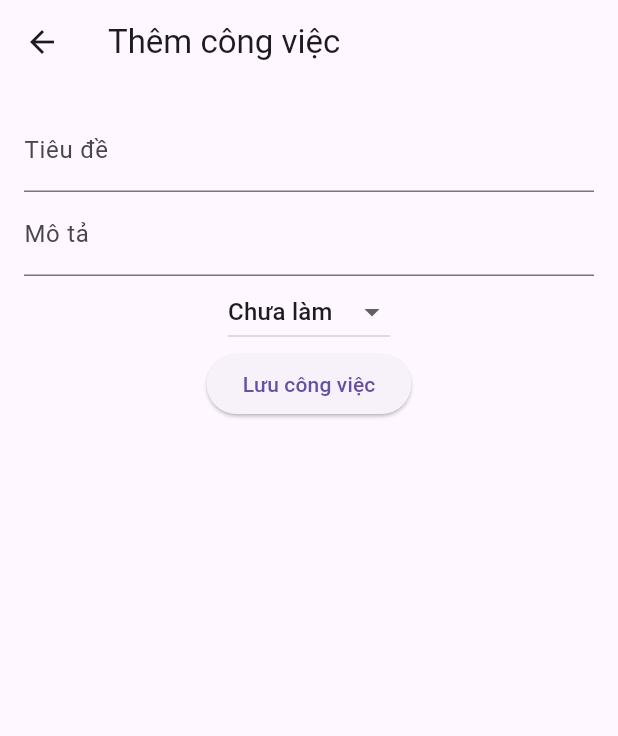
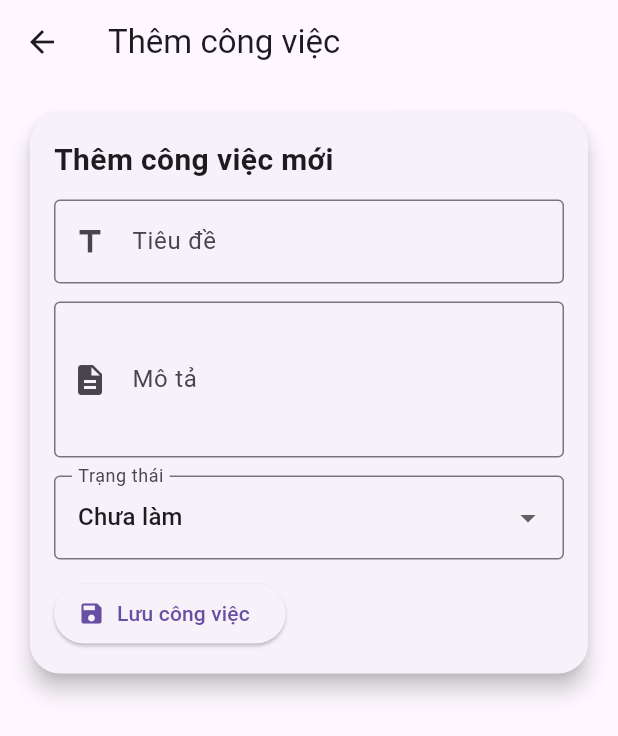
Before and after one commit to Zephyr054/2025_LTTBDD_N05_Nhom_7, a Flutter app: the screen it shows after launch, after a tap on the "add" icon, on a phone screen of 412 x 824 dp. Shown: the top 736 px of the screen. Run offline on Flutter 3.47's test engine with Material 3 defaults, Android fonts, the phone set to English and light mode, and no system bars.

Commit message:
Update add_task_screen.dart

```diff
--- a/lib/screens/add_task_screen.dart
+++ b/lib/screens/add_task_screen.dart
@@ -20,28 +20,56 @@ class _AddTaskScreenState extends State<AddTaskScreen> {
   Widget build(BuildContext context) {
     return Scaffold(
       appBar: AppBar(title: const Text('Thêm công việc')),
-      body: Padding(
+      body: SingleChildScrollView(
+        padding: const EdgeInsets.all(16),
+        child: Card(
+          elevation: 6,
+          shape: RoundedRectangleBorder(
+            borderRadius: BorderRadius.circular(20),
+          ),
+          child: Padding(
             padding: const EdgeInsets.all(16),
             child: Column(
+              crossAxisAlignment: CrossAxisAlignment.start,
               children: [
+                const Text(
+                  'Thêm công việc mới',
+                  style: TextStyle(fontSize: 20, fontWeight: FontWeight.bold),
+                ),
+                const SizedBox(height: 12),
                 TextField(
                   controller: _titleCtrl,
-              decoration: const InputDecoration(labelText: 'Tiêu đề'),
+                  decoration: const InputDecoration(
+                    labelText: 'Tiêu đề',
+                    prefixIcon: Icon(Icons.title),
+                    border: OutlineInputBorder(),
                   ),
+                ),
+                const SizedBox(height: 12),
                 TextField(
                   controller: _descCtrl,
-              decoration: const InputDecoration(labelText: 'Mô tả'),
+                  maxLines: 3,
+                  decoration: const InputDecoration(
+                    labelText: 'Mô tả',
+                    prefixIcon: Icon(Icons.description),
+                    border: OutlineInputBorder(),
                   ),
-            DropdownButton<String>(
+                ),
+                const SizedBox(height: 12),
+                DropdownButtonFormField<String>(
                   value: _status,
-              items: [
-                'Chưa làm',
-                'Đang làm',
-                'Hoàn thành',
-              ].map((s) => DropdownMenuItem(value: s, child: Text(s))).toList(),
+                  items: ['Chưa làm', 'Đang làm', 'Hoàn thành']
+                      .map((s) => DropdownMenuItem(value: s, child: Text(s)))
+                      .toList(),
                   onChanged: (val) => setState(() => _status = val!),
+                  decoration: const InputDecoration(
+                    labelText: 'Trạng thái',
+                    border: OutlineInputBorder(),
                   ),
-            ElevatedButton(
+                ),
+                const SizedBox(height: 12),
+                ElevatedButton.icon(
+                  icon: const Icon(Icons.save),
                   onPressed: () {
                     widget.onAdd(
                       Task(
@@ -53,9 +81,11 @@ class _AddTaskScreenState extends State<AddTaskScreen> {
                     );
                     Navigator.pop(context);
                   },
-              child: const Text('Lưu công việc'),
+                  label: const Text('Lưu công việc'),
                 ),
               ],
+            ),
+          ),
         ),
       ),
     );
```
Lines whose indentation alone changed are shown as unchanged.
